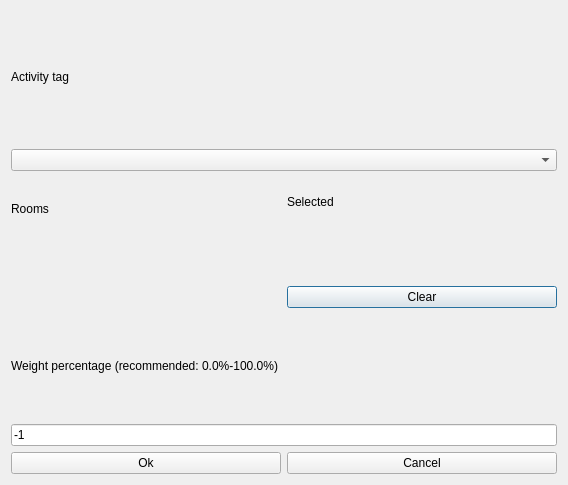
This is src/interface/modifyconstraintactivitytagpreferredroomsform_template.ui in janLo/FET as Qt 5 draws it before an edit. The edited form follows.
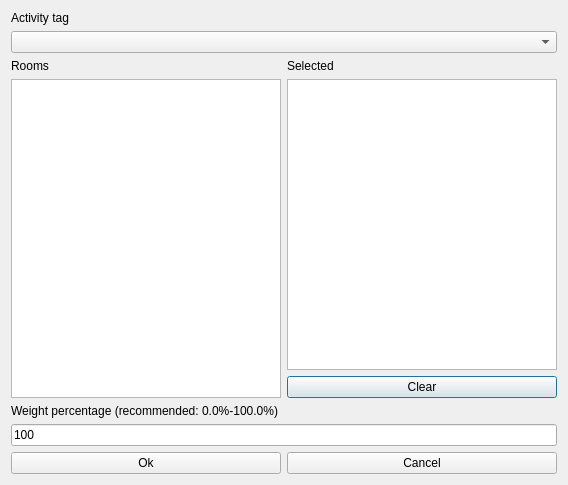
This is the edited form. Custom widgets are drawn as their Qt base class.

Patch:
```diff
--- a/src/interface/modifyconstraintactivitytagpreferredroomsform_template.ui
+++ b/src/interface/modifyconstraintactivitytagpreferredroomsform_template.ui
@@ -14,8 +14,8 @@
    <string extracomment="This is the title of the dialog to modify a constraint of this type">Modify activity tag preferred rooms</string>
   </property>
   <layout class="QGridLayout" name="gridLayout">
-   <item row="0" column="0" colspan="2">
-    <widget class="QLabel" name="subjectsTextLabel_2">
+   <item row="0" column="0">
+    <widget class="QLabel" name="activityTagTextLabel">
      <property name="text">
       <string>Activity tag</string>
      </property>
@@ -28,7 +28,7 @@
     <widget class="QComboBox" name="activityTagsComboBox"/>
    </item>
    <item row="2" column="0">
-    <layout class="QVBoxLayout">
+    <layout class="QVBoxLayout" name="verticalLayout_2">
      <item>
       <widget class="QLabel" name="roomsTextLabel">
        <property name="frameShape">
@@ -46,13 +46,7 @@
       </widget>
      </item>
      <item>
-      <widget class="Q3ListBox" name="roomsListBox">
-       <item>
-        <property name="text">
-         <string>New Item</string>
-        </property>
-       </item>
-      </widget>
+      <widget class="QListWidget" name="roomsListWidget"/>
      </item>
     </layout>
    </item>
@@ -75,13 +69,7 @@
       </widget>
      </item>
      <item>
-      <widget class="Q3ListBox" name="selectedRoomsListBox">
-       <item>
-        <property name="text">
-         <string>New Item</string>
-        </property>
-       </item>
-      </widget>
+      <widget class="QListWidget" name="selectedRoomsListWidget"/>
      </item>
      <item>
       <widget class="QPushButton" name="clearPushButton">
@@ -113,7 +101,7 @@
      <item>
       <widget class="QLineEdit" name="weightLineEdit">
        <property name="text">
-        <string>-1</string>
+        <string notr="true">100</string>
        </property>
       </widget>
      </item>
@@ -140,27 +128,6 @@
   </layout>
  </widget>
  <layoutdefault spacing="6" margin="11"/>
- <customwidgets>
-  <customwidget>
-   <class>Q3Frame</class>
-   <extends>QFrame</extends>
-   <header>Qt3Support/Q3Frame</header>
-   <container>1</container>
-  </customwidget>
-  <customwidget>
-   <class>Q3ListBox</class>
-   <extends>Q3Frame</extends>
-   <header>q3listbox.h</header>
-  </customwidget>
- </customwidgets>
- <tabstops>
-  <tabstop>activityTagsComboBox</tabstop>
-  <tabstop>roomsListBox</tabstop>
-  <tabstop>selectedRoomsListBox</tabstop>
-  <tabstop>weightLineEdit</tabstop>
-  <tabstop>okPushButton</tabstop>
-  <tabstop>cancelPushButton</tabstop>
- </tabstops>
  <resources/>
  <connections/>
 </ui>
```
